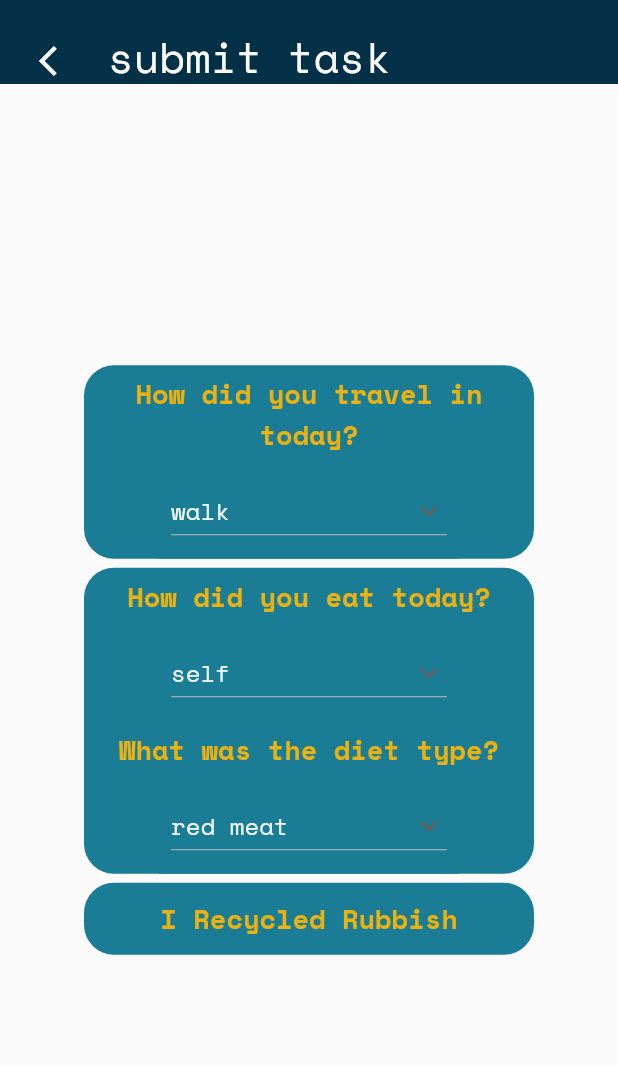
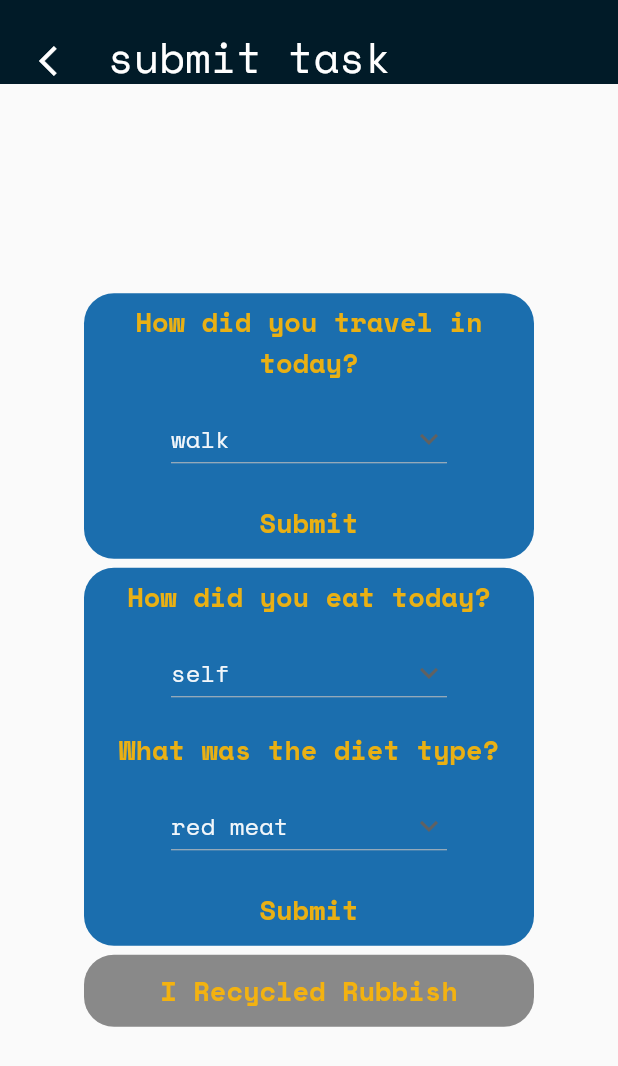
Before and after one commit to ahmedmahmud/terragotchi, a Flutter app: the MyHomePage screen opened directly, after a tap on "I Recycled Rubbish", on a phone screen of 412 x 824 dp. Shown: the top 1066 px of the screen. Run offline on Flutter 3.47's test engine with Material 2 defaults, Android fonts, the phone set to English and light mode, and no system bars; our stand-ins replace shared_preferences; missing offline and left inert: flutter_web_browser; accounts and stored records are empty; network calls fail.

Commit message:
Add pushing the values to server, Add overlay planet picture on home, stats actually show your stats

```diff
--- a/lib/EnvironmentPage.dart
+++ b/lib/EnvironmentPage.dart
@@ -1,5 +1,8 @@
+import 'dart:convert';
+import 'package:terragotchi/sharedPrefs.dart';
 import 'package:flutter/material.dart';
 import 'package:async/async.dart';
+import 'package:http/http.dart' as http;
 import 'colors.dart';
 // import 'home.dart';
 
@@ -67,17 +70,49 @@ class EnvironmentPage extends State<EnvironmentWidget> {
 
   // By press of the button update the score
   // i   = which (the order) the activity is
-  // val = by how much increase score
-  // env = is it enviroment score
-  void pressButton(int i, int val, bool env) {
+  // val = cooldown
+  void pressButton(int i, int val) async {
+    String refid = (await getData()).getString('ref_id') ?? "";
+    if (i == 0) {
+      http.post(
+        Uri.parse('https://5958-2a0c-5bc0-40-2e34-fbce-a082-7d2-f71b.eu.ngrok.io/send_action/$refid'),
+        headers: <String, String>{
+          'Content-Type': 'application/json; charset=UTF-8',
+        },
+        body: jsonEncode(<String, String>{
+          'type':'journey',
+          'mode':transportValue,
+        }),
+      );
+    }
+
+    if (i == 1) {
+      http.post(
+        Uri.parse('https://5958-2a0c-5bc0-40-2e34-fbce-a082-7d2-f71b.eu.ngrok.io/send_action/$refid'),
+        headers: <String, String>{
+          'Content-Type': 'application/json; charset=UTF-8',
+        },
+        body: jsonEncode(<String, String>{
+          'type':'meal',
+          'method':methodValue,
+          'category':dietValue,
+        }),
+      );
+    }
+
+    if (i == 2) {
+      http.post(
+        Uri.parse('https://5958-2a0c-5bc0-40-2e34-fbce-a082-7d2-f71b.eu.ngrok.io/send_action/$refid'),
+        headers: <String, String>{
+          'Content-Type': 'application/json; charset=UTF-8',
+        },
+        body: jsonEncode(<String, String>{
+          'type':'recycle',
+        }),
+      );
+    }
+
     setState(() {
-      if (env) {
-        envScore += val;
-        _updateTotalScore();
-      } else {
-        healthScore += val;
-        _updateTotalScore();
-      }
       active[i] = false;
     });
   }
@@ -202,6 +237,13 @@ class EnvironmentPage extends State<EnvironmentWidget> {
                           },
                         ),
                   ),
+                  TextButton(
+                    style: TextButton.styleFrom(
+                      foregroundColor: AppColors.primaryFontColor,
+                      textStyle: style),
+                    onPressed: active[0] ? () => pressButton(0, 5) : null,
+                    child: Text('Submit', style: questionStyle, textAlign: TextAlign.center),
+                  ),
                 ]
               ),
             ),
@@ -278,40 +320,30 @@ class EnvironmentPage extends State<EnvironmentWidget> {
                           },
                         ),
                   ),
+                  TextButton(
+                    style: TextButton.styleFrom(
+                      foregroundColor: AppColors.primaryFontColor,
+                      textStyle: style),
+                    onPressed: active[1] ? () => pressButton(1, 5) : null,
+                    child: Text('Submit', style: questionStyle, textAlign: TextAlign.center),
+                  ),
                 ]
               ),
             ),
             SizedBox(height: bigSpace),
 
-            // Recycling Cloth
-            // Container(
-            //   width: 300.0,
-            //   decoration: BoxDecoration(
-            //     color: boxColor,
-            //     borderRadius: const BorderRadius.all(Radius.circular(20)),
-            //   ),
-            //   child: TextButton(
-            //     style: TextButton.styleFrom(
-            //       foregroundColor: AppColors.primaryFontColor,
-            //       textStyle: style),
-            //     onPressed: active[1] ? () => pressButton(1, 5, true) : null,
-            //     child: Text('I Donated Used Items', style: questionStyle, textAlign: TextAlign.center),
-            //   ),
-            // ),
-            // SizedBox(height: bigSpace),
-
             // Recycling Trash
             Container(
               width: 300.0,
               decoration: BoxDecoration(
-                color: boxColor,
+                color: active[2] ? boxColor : Colors.black45,
                 borderRadius: const BorderRadius.all(Radius.circular(20)),
               ),
               child: TextButton(
                 style: TextButton.styleFrom(
                   foregroundColor: AppColors.primaryFontColor,
                   textStyle: style),
-                onPressed: active[2] ? () => pressButton(2, 5, true) : null,
+                onPressed: active[2] ? () => pressButton(2, 5) : null,
                 child: Text('I Recycled Rubbish', style: questionStyle, textAlign: TextAlign.center),
               ),
             ),
--- a/lib/colors.dart
+++ b/lib/colors.dart
@@ -1,12 +1,13 @@
 import 'dart:ui';
 
 class AppColors {
-  static Color primaryColor = const Color.fromARGB(255, 2, 48, 71);
-  static Color secondaryColor = const Color.fromARGB(255, 26, 124, 149);
+  static Color primaryColor = Color.fromARGB(255, 1, 27, 40);
+  static Color secondaryColor = Color.fromARGB(255, 27, 110, 174);
   static Color tertiaryColor = const Color.fromARGB(200, 142, 202, 230);
   static Color primaryFontColor = const Color.fromARGB(230, 251, 133, 0);
   static Color secondaryFontColor = const Color.fromARGB(230, 255, 183, 3);
   static Color tertiaryFontColor = const Color.fromARGB(240, 255, 255, 255);
+  // 2, 48, 71
   // static Color primaryColor = const Color.fromARGB(255, 203, 166, 247);
   // static Color secondaryColor = const Color.fromARGB(230, 255, 255, 255);
   // // static BoxDecoration backgroundGradient = decoration: BoxDecoration(
--- a/lib/home.dart
+++ b/lib/home.dart
@@ -1,7 +1,6 @@
 import 'dart:async';
 import 'dart:convert';
 import 'dart:ui';
-
 import 'package:flutter/material.dart';
 import 'package:terragotchi/sharedPrefs.dart';
 import 'AccountPage.dart';
@@ -32,24 +31,6 @@ class MyHomePage extends StatefulWidget {
 
   final String title;
 
-  // 0 to 35 to process the scores
-  // 35 to 60
-  // 60 to 100
-  // then render the stack
-  // takes in a list of scores, each representing a category [0, 1 or 2]
-  Stack getImage(List<int> scores) {
-    return Stack(children: [
-      Image.asset('assets/images/earth/${scores[0]}-Base.png'),
-      Image.asset(
-          'assets/images/earth/${EnvironmentPage.envScore / ~33}-Green.png'),
-      Image.asset('assets/images/earth/${scores[0]}-Calorie.png'),
-      Image.asset('assets/images/earth/${scores[0]}-Air.png'),
-      Image.asset('assets/images/earth/${scores[0]}-Tired.png'),
-      Image.asset('assets/images/earth/${scores[0]}-Feel.png'),
-      Image.asset('assets/images/earth/Frontshine.png'),
-    ]);
-  }
-
   @override
   State<MyHomePage> createState() => _MyHomePageState();
 }
@@ -58,6 +39,47 @@ class _MyHomePageState extends State<MyHomePage> {
   bool loaded = false;
   UserData? data;
   Timer? timer;
+
+  // for scores
+  int envIndex = 0;
+  int healthIndex = 1;
+  int sleepIndex = 2;
+
+  // 0 to 35 to process the scores
+  // 35 to 60
+  // 60 to 100
+  // then render the stack
+  // takes in a list of scores, each representing a category [0, 1 or 2]
+  // [<score-env>, <score-health>, <score-sleep>]
+
+  // calculates the picture numbers from score
+  int calulateScoreInt(int? score) {
+    int safe = score ?? 0;
+    if (safe < 35) {
+      return 0;
+    } else if (safe < 60) {
+      return 1;
+    } else {
+      return 2;
+    }
+  }
+
+  UserData resolveUserData(UserData? data) {
+    return data ?? const UserData(healthScore: 0, planetScore: 0, sleepScore: 0);
+  }
+
+  // gets overlayed image of current state
+  Stack getImage(List<int?> scores) {
+    return Stack(children: [
+      Image.asset('assets/images/earth/${calulateScoreInt(scores[envIndex])}-Base.png'),
+      Image.asset('assets/images/earth/${calulateScoreInt(scores[envIndex])}-Green.png'),
+      Image.asset('assets/images/earth/${calulateScoreInt(scores[healthIndex])}-Calorie.png'),
+      Image.asset('assets/images/earth/${calulateScoreInt(scores[envIndex])}-Air.png'),
+      Image.asset('assets/images/earth/${calulateScoreInt(scores[sleepIndex])}-Tired.png'),
+      Image.asset('assets/images/earth/${calulateScoreInt(scores[healthIndex])}-Feel.png'),
+      Image.asset('assets/images/earth/Frontshine.png'),
+    ]);
+  }
 
   void updateScoreState() async {
     print("in upd");
@@ -104,17 +126,19 @@ class _MyHomePageState extends State<MyHomePage> {
         child: Column(
           mainAxisAlignment: MainAxisAlignment.center,
           children: <Widget>[
-            Text(
-              'Current total score: ${EnvironmentPage.totalScore.round()}',
-              style: const TextStyle(fontFamily: 'Space Mono', fontSize: 18),
-            ),
+            // Text(
+            //   'Current total score: ${EnvironmentPage.totalScore.round()}',
+            //   style: const TextStyle(fontFamily: 'Space Mono', fontSize: 18),
+            // ),
             // loaded (bool) = if the dispay haven't rendered
             loaded
-                ? Text(
-                    'Current total score: ${data?.sleepScore.round()}',
-                    style:
-                        const TextStyle(fontFamily: 'Space Mono', fontSize: 18),
-                  )
+                ? getImage([data?.planetScore, data?.healthScore, data?.sleepScore])
+
+                // Text(
+                //     'Current total score: ${data?.sleepScore.round()}',
+                //     style:
+                //         const TextStyle(fontFamily: 'Space Mono', fontSize: 18),
+                //   )
                 : const Text(''),
           ],
         ),
@@ -141,7 +165,7 @@ class _MyHomePageState extends State<MyHomePage> {
           if (value == 1) {
             Navigator.push(
               context,
-              MaterialPageRoute(builder: (context) => const StatisticsWidget()),
+              MaterialPageRoute(builder: (context) => StatisticsWidget(data:resolveUserData(data),)),
             ).then((value) => setState(() {}));
           }
           if (value == 2) {
--- a/lib/sharedPrefs.dart
+++ b/lib/sharedPrefs.dart
@@ -57,7 +57,7 @@ class SetupState extends State<Setup> {
 }
 
 void doSetup(BuildContext context) async {
-  //await (await getData()).clear();
+  // await (await getData()).clear();
   if ((await getData()).getString('ref_id') == null) {
     final res = await http.get(Uri.parse(
         'https://5958-2a0c-5bc0-40-2e34-fbce-a082-7d2-f71b.eu.ngrok.io/generate_url'));
```
Also changed, not shown: lib/StatisticsPage.dart (+20 -12 lines), 1 other file.
